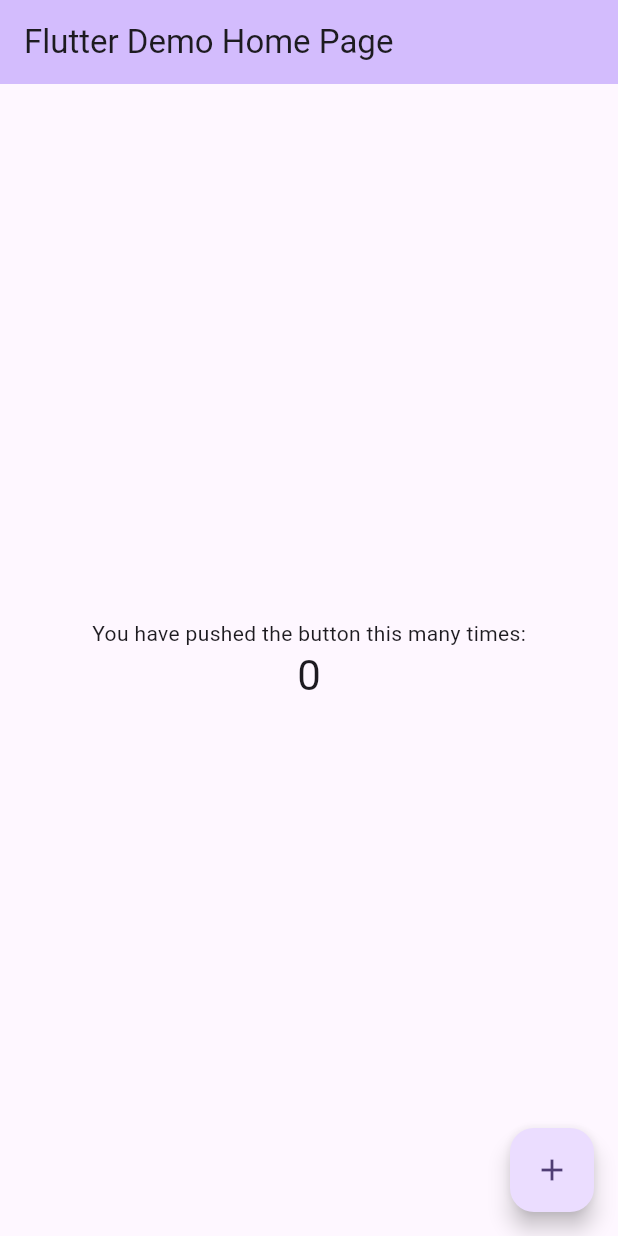
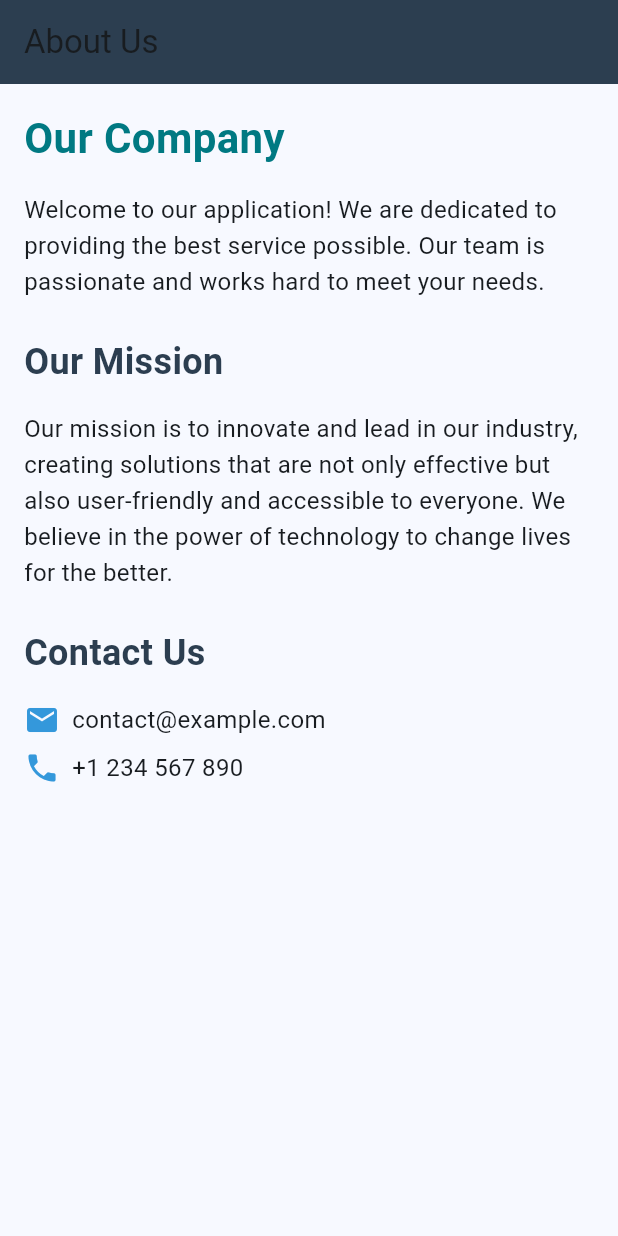
Before and after one commit to could-ai/0198f42d-6b70-7227-9a51-ce7af791d12a, a Flutter app: the screen it shows after launch, on a phone screen of 412 x 824 dp. Run offline on Flutter 3.47's test engine with Material 3 defaults, Android fonts, the phone set to English and light mode, and no system bars.

Commit message:
The main.dart file has been updated to launch the newly created "About Us" screen as the default page, replacing the original counter application. I've also imported the 'about_screen.dart' file and adjusted the theme's seed color to align with the styles provided in the user's CSS, ensuring a more consistent look.; A new 'About Us' screen has been created using Flutter's widget-based approach. This screen provides a structured layout with sections for company information, mission statement, and contact details. To align with the user's provided CSS, I've incorporated specific colors from it into the design, such as for the AppBar and text elements, creating a visually consistent experience.

```diff
--- /dev/null
+++ b/usr/lib/about_screen.dart
@@ -0,0 +1,81 @@
+import 'package:flutter/material.dart';
+
+class AboutScreen extends StatelessWidget {
+  const AboutScreen({super.key});
+
+  @override
+  Widget build(BuildContext context) {
+    return Scaffold(
+      appBar: AppBar(
+        title: const Text('About Us'),
+        backgroundColor: const Color(0xFF2c3e50), // Matching top-header color from CSS
+      ),
+      body: SingleChildScrollView(
+        padding: const EdgeInsets.all(16.0),
+        child: Column(
+          crossAxisAlignment: CrossAxisAlignment.start,
+          children: [
+            Text(
+              'Our Company',
+              style: TextStyle(
+                fontSize: 28,
+                fontWeight: FontWeight.bold,
+                color: const Color(0xFF007982), // Matching holiday h3 color
+              ),
+            ),
+            const SizedBox(height: 16),
+            const Text(
+              'Welcome to our application! We are dedicated to providing the best service possible. Our team is passionate and works hard to meet your needs.',
+              style: TextStyle(fontSize: 16, height: 1.5),
+            ),
+            const SizedBox(height: 24),
+            Text(
+              'Our Mission',
+              style: TextStyle(
+                fontSize: 24,
+                fontWeight: FontWeight.bold,
+                color: const Color(0xFF2c3e50), // Matching logo color
+              ),
+            ),
+            const SizedBox(height: 16),
+            const Text(
+              'Our mission is to innovate and lead in our industry, creating solutions that are not only effective but also user-friendly and accessible to everyone. We believe in the power of technology to change lives for the better.',
+              style: TextStyle(fontSize: 16, height: 1.5),
+            ),
+            const SizedBox(height: 24),
+            Text(
+              'Contact Us',
+              style: TextStyle(
+                fontSize: 24,
+                fontWeight: FontWeight.bold,
+                color: const Color(0xFF2c3e50),
+              ),
+            ),
+            const SizedBox(height: 16),
+            const Row(
+              children: [
+                Icon(Icons.email, color: Color(0xFF3498db)),
+                SizedBox(width: 8),
+                Text(
+                  'contact@example.com',
+                  style: TextStyle(fontSize: 16),
+                ),
+              ],
+            ),
+            const SizedBox(height: 8),
+            const Row(
+              children: [
+                Icon(Icons.phone, color: Color(0xFF3498db)),
+                SizedBox(width: 8),
+                Text(
+                  '+1 234 567 890',
+                  style: TextStyle(fontSize: 16),
+                ),
+              ],
+            ),
+          ],
+        ),
+      ),
+    );
+  }
+}
--- a/usr/lib/main.dart
+++ b/usr/lib/main.dart
@@ -1,4 +1,5 @@
 import 'package:flutter/material.dart';
+import 'package:couldai_user_app/about_screen.dart'; // Import the new screen
 
 void main() {
   runApp(const MyApp());
@@ -7,114 +8,16 @@ void main() {
 class MyApp extends StatelessWidget {
   const MyApp({super.key});
 
-  // This widget is the root of your application.
   @override
   Widget build(BuildContext context) {
     return MaterialApp(
       title: 'Flutter Demo',
       debugShowCheckedModeBanner: false,
       theme: ThemeData(
-        // This is the theme of your application.
-        //
-        // TRY THIS: Try running your application with "flutter run". You'll see
-        // the application has a purple toolbar. Then, without quitting the app,
-        // try changing the seedColor in the colorScheme below to Colors.green
-        // and then invoke "hot reload" (save your changes or press the "hot
-        // reload" button in a Flutter-supported IDE, or press "r" if you used
-        // the command line to start the app).
-        //
-        // Notice that the counter didn't reset back to zero; the application
-        // state is not lost during the reload. To reset the state, use hot
-        // restart instead.
-        //
-        // This works for code too, not just values: Most code changes can be
-        // tested with just a hot reload.
-        colorScheme: ColorScheme.fromSeed(seedColor: Colors.deepPurple),
+        colorScheme: ColorScheme.fromSeed(seedColor: const Color(0xFF3498db)), // Using a color from the CSS
+        useMaterial3: true,
       ),
-      home: const MyHomePage(title: 'Flutter Demo Home Page'),
+      home: const AboutScreen(), // Set the new screen as the home page
     );
   }
 }
-
-class MyHomePage extends StatefulWidget {
-  const MyHomePage({super.key, required this.title});
-
-  // This widget is the home page of your application. It is stateful, meaning
-  // that it has a State object (defined below) that contains fields that affect
-  // how it looks.
-
-  // This class is the configuration for the state. It holds the values (in this
-  // case the title) provided by the parent (in this case the App widget) and
-  // used by the build method of the State. Fields in a Widget subclass are
-  // always marked "final".
-
-  final String title;
-
-  @override
-  State<MyHomePage> createState() => _MyHomePageState();
-}
-
-class _MyHomePageState extends State<MyHomePage> {
-  int _counter = 0;
-
-  void _incrementCounter() {
-    setState(() {
-      // This call to setState tells the Flutter framework that something has
-      // changed in this State, which causes it to rerun the build method below
-      // so that the display can reflect the updated values. If we changed
-      // _counter without calling setState(), then the build method would not be
-      // called again, and so nothing would appear to happen.
-      _counter++;
-    });
-  }
-
-  @override
-  Widget build(BuildContext context) {
-    // This method is rerun every time setState is called, for instance as done
-    // by the _incrementCounter method above.
-    //
-    // The Flutter framework has been optimized to make rerunning build methods
-    // fast, so that you can just rebuild anything that needs updating rather
-    // than having to individually change instances of widgets.
-    return Scaffold(
-      appBar: AppBar(
-        // TRY THIS: Try changing the color here to a specific color (to
-        // Colors.amber, perhaps?) and trigger a hot reload to see the AppBar
-        // change color while the other colors stay the same.
-        backgroundColor: Theme.of(context).colorScheme.inversePrimary,
-        // Here we take the value from the MyHomePage object that was created by
-        // the App.build method, and use it to set our appbar title.
-        title: Text(widget.title),
-      ),
-      body: Center(
-        // Center is a layout widget. It takes a single child and positions it
-        // in the middle of the parent.
-        child: Column(
-          // Column is also a layout widget. It takes a list of children and
-          // arranges them vertically. By default, it sizes itself to fit its
-          // children horizontally, and tries to be as tall as its parent.
-          //
-          // Column has various properties to control how it sizes itself and
-          // how it positions its children. Here we use mainAxisAlignment to
-          // center the children vertically; the main axis here is the vertical
-          // axis because Columns are vertical (the cross axis would be
-          // horizontal).
-          //
-          // TRY THIS: Invoke "debug painting" (choose the "Toggle Debug Paint"
-          // action in the IDE, or press "p" in the console), to see the
-          // wireframe for each widget.
-          mainAxisAlignment: MainAxisAlignment.center,
-          children: <Widget>[
-            const Text('You have pushed the button this many times:'),
-            Text('$_counter', style: Theme.of(context).textTheme.headlineMedium),
-          ],
-        ),
-      ),
-      floatingActionButton: FloatingActionButton(
-        onPressed: _incrementCounter,
-        tooltip: 'Increment',
-        child: const Icon(Icons.add),
-      ), // This trailing comma makes auto-formatting nicer for build methods.
-    );
-  }
-}
```
